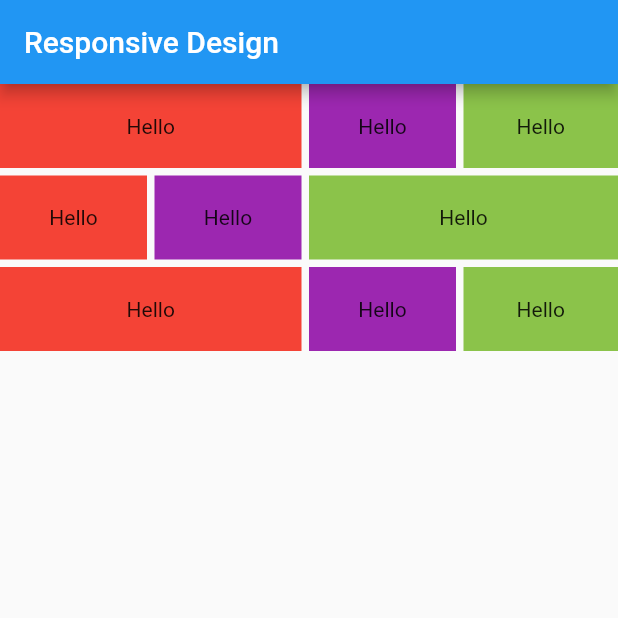
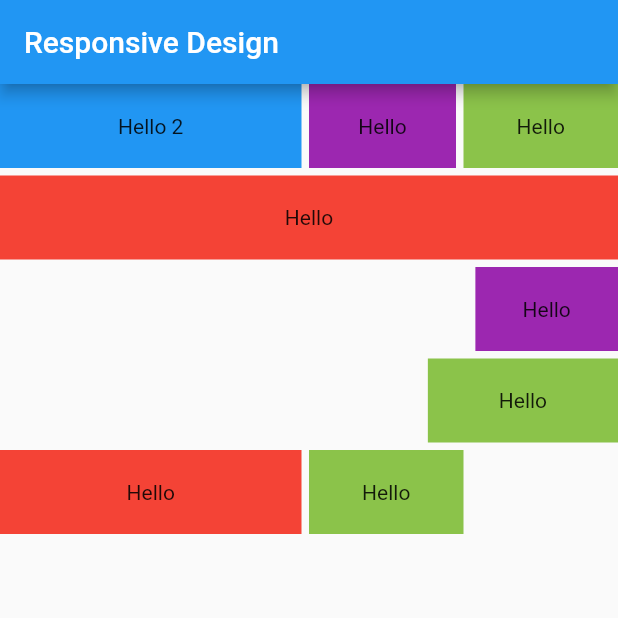
Before and after one commit to raj457036/responsive_design, a Flutter app: the screen it shows after launch, on a phone screen of 412 x 824 dp, the top half of it. Run offline on Flutter 3.47's test engine with Material 2 defaults, Android fonts, the phone set to English and light mode, and no system bars.

```diff
--- a/example/lib/main.dart
+++ b/example/lib/main.dart
@@ -32,8 +32,7 @@ class _MyHomePageState extends State<MyHomePage> {
       appBar: AppBar(
         title: Text("Responsive Design"),
       ),
-      body: Center(
-        child: RCol(
+      body: RCol(
         gutter: RValue.all(5),
         children: [
           RRow(
@@ -41,17 +40,27 @@ class _MyHomePageState extends State<MyHomePage> {
             crossAxisAlignment: CrossAxisAlignment.end,
             children: [
               RCol(
-                  decoration: BoxDecoration(color: Colors.red),
+                invisible: RValue.belowLG(true),
+                decoration: BoxDecoration(color: Colors.pink),
                 padding: RValue.all(EdgeInsets.all(20.0)),
-                  spans: RValue(xs: 6, sm: 8, md: 6, lg: 4, xl: 2, xxl: 1),
+                spans: RValue(xs: 6, sm: 6, md: 6, lg: 4, xl: 2, xxl: 1),
                 children: [
                   Text("Hello"),
                 ],
               ),
               RCol(
+                invisible: RValue.aboveMD(true),
+                decoration: BoxDecoration(color: Colors.blue),
+                padding: RValue.all(EdgeInsets.all(20.0)),
+                spans: RValue(xs: 6, sm: 6, md: 6, lg: 4, xl: 2, xxl: 1),
+                children: [
+                  Text("Hello 2"),
+                ],
+              ),
+              RCol(
                 decoration: BoxDecoration(color: Colors.purple),
                 padding: RValue.all(EdgeInsets.all(20.0)),
-                  spans: RValue(xs: 3, sm: 2, md: 4, lg: 2, xl: 1, xxl: 1),
+                spans: RValue(xs: 3, sm: 3, md: 4, lg: 2, xl: 1, xxl: 1),
                 children: [
                   Text("Hello"),
                 ],
@@ -59,7 +68,7 @@ class _MyHomePageState extends State<MyHomePage> {
               RCol(
                 decoration: BoxDecoration(color: Colors.lightGreen),
                 padding: RValue.all(EdgeInsets.all(20.0)),
-                  spans: RValue(xs: 3, sm: 2, md: 2, lg: 6, xl: 9, xxl: 4),
+                spans: RValue(xs: 3, sm: 3, md: 2, lg: 6, xl: 9, xxl: 4),
                 children: [
                   Text("Hello"),
                 ],
@@ -69,10 +78,11 @@ class _MyHomePageState extends State<MyHomePage> {
           RRow(
             gutter: RValue.all(5),
             crossAxisAlignment: CrossAxisAlignment.end,
+            axis: RValue(xs: Axis.vertical),
             children: [
               RCol(
                 decoration: BoxDecoration(color: Colors.red),
-                  spans: RValue(xs: 3, sm: 2, md: 4, lg: 2, xl: 1, xxl: 1),
+                spans: RValue(xs: 12, sm: 2, md: 4, lg: 2, xl: 1, xxl: 1),
                 padding: RValue.all(EdgeInsets.all(20.0)),
                 children: [
                   Text("Hello"),
@@ -81,7 +91,7 @@ class _MyHomePageState extends State<MyHomePage> {
               RCol(
                 decoration: BoxDecoration(color: Colors.purple),
                 padding: RValue.all(EdgeInsets.all(20.0)),
-                  spans: RValue(xs: 3, sm: 2, md: 2, lg: 6, xl: 9, xxl: 4),
+                spans: RValue(xs: 6, sm: 2, md: 2, lg: 6, xl: 9, xxl: 4),
                 children: [
                   Text("Hello"),
                 ],
@@ -89,7 +99,7 @@ class _MyHomePageState extends State<MyHomePage> {
               RCol(
                 decoration: BoxDecoration(color: Colors.lightGreen),
                 padding: RValue.all(EdgeInsets.all(20.0)),
-                  spans: RValue(xs: 6, sm: 8, md: 6, lg: 4, xl: 2, xxl: 1),
+                spans: RValue(xs: 8, sm: 8, md: 6, lg: 4, xl: 2, xxl: 1),
                 children: [
                   Text("Hello"),
                 ],
@@ -109,11 +119,12 @@ class _MyHomePageState extends State<MyHomePage> {
                 ],
               ),
               RCol(
+                invisible: RValue.all(true),
                 decoration: BoxDecoration(color: Colors.purple),
                 padding: RValue.all(EdgeInsets.all(20.0)),
                 spans: RValue(xs: 3, sm: 2, md: 4, lg: 2, xl: 1, xxl: 1),
                 children: [
-                    Text("Hello"),
+                  Text("Hello 2"),
                 ],
               ),
               RCol(
@@ -128,7 +139,6 @@ class _MyHomePageState extends State<MyHomePage> {
           ),
         ],
       ),
-      ),
     );
   }
 }
--- a/lib/responsive_design.dart
+++ b/lib/responsive_design.dart
@@ -157,7 +157,12 @@ class RFlex {
     for (int i = 0; i < childrens.length; i++) {
       var item = childrens[i];
       if (item is RCol) {
-        _tempSpans.add(item.spans?.active(length) ?? 1);
+        final invisible = item.invisible.active(length) ?? false;
+
+        if (invisible)
+          _tempSpans.add(0);
+        else
+          _tempSpans.add(item.spans?.active(length) ?? 1);
         continue;
       }
       _tempSpans.add(1);
@@ -180,7 +185,7 @@ class RFlex {
     final singleSpanLength = length / spans;
 
     for (var span in _tempSpans) {
-      final width = singleSpanLength * span;
+      final width = span == kMaxColumns ? length : singleSpanLength * span;
       _tempWidths.add(width);
     }
 
@@ -236,7 +241,39 @@ class RFlex {
     final widths = spanToWidth(length);
 
     final count = _diff != null ? widths.length - 1 : widths.length;
-    final gutter = designSpec.gutter.active(width) ?? 0;
+    final gutter = designSpec.gutter.active(width);
+    final direction = designSpec.axis.active(width) ?? Axis.horizontal;
+
+    List<Widget> _elements = <Widget>[];
+
+    for (int i = 0; i < count; i++) {
+      if (!(designSpec.invisible.active(width) ?? false) && widths[i] != 0) {
+        EdgeInsetsGeometry? _gutter;
+
+        final isSecondLast = i != count - 1;
+
+        if (isSecondLast && gutter != null) {
+          if (direction == Axis.horizontal)
+            _gutter = EdgeInsets.only(right: gutter);
+          else
+            _gutter = EdgeInsets.only(bottom: gutter);
+        }
+
+        final element = Container(
+          padding: _gutter,
+          child: childrens[i],
+          width: widths[i],
+        );
+        _elements.add(element);
+      }
+    }
+    if (_diff != null)
+      _elements.add(
+        RCol(
+          spans: RValue.all(_diff!),
+          children: [_kEmptyBox],
+        ),
+      );
 
     return Container(
       padding: designSpec.padding.active(width),
@@ -244,30 +281,15 @@ class RFlex {
       child: Flex(
         crossAxisAlignment: designSpec.crossAxisAlignment,
         verticalDirection: VerticalDirection.down,
-        direction: designSpec.axis.active(width) ?? Axis.horizontal,
+        direction: direction,
         clipBehavior: Clip.antiAlias,
-        children: [
-          for (int i = 0; i < count; i++)
-            if (!(designSpec.invisible.active(width) ?? false))
-              Container(
-                padding:
-                    (i != count - 1) ? EdgeInsets.only(right: gutter) : null,
-                child: childrens[i],
-                width: widths[i],
-              ),
-          if (_diff != null)
-            RCol(
-              spans: RValue.all(_diff!),
-              children: [_kEmptyBox],
-            ),
-        ],
+        children: _elements,
       ),
     );
   }
 }
 
 class RRow extends StatelessWidget {
-  final bool nested;
   final RValue<double> gutter;
   final RValue<EdgeInsetsGeometry> padding, margin;
   final RValue<bool> invisible;
@@ -278,7 +300,6 @@ class RRow extends StatelessWidget {
 
   const RRow({
     Key? key,
-    this.nested = false,
     this.gutter = const RValue.all(0.0),
     this.padding = const RValue.all(EdgeInsets.zero),
     this.margin = const RValue.all(EdgeInsets.zero),
```
Also changed, not shown: 1 other file. Lines whose indentation alone changed are shown as unchanged.
